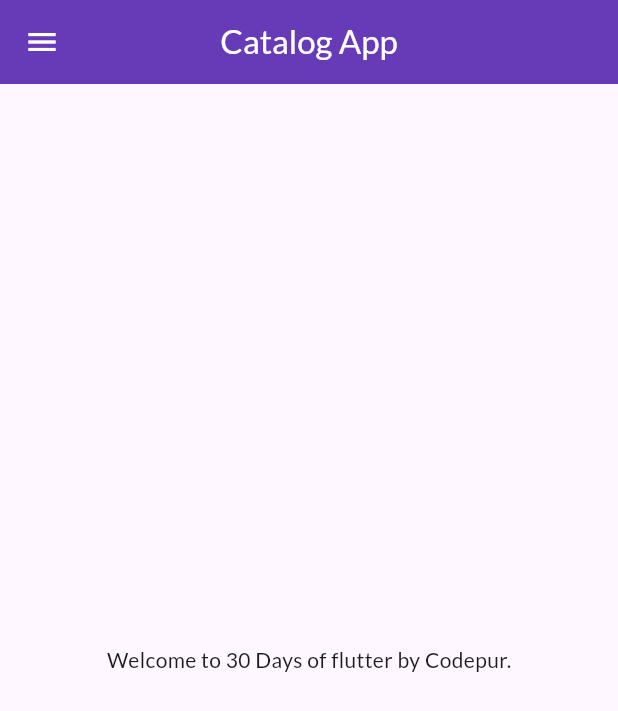
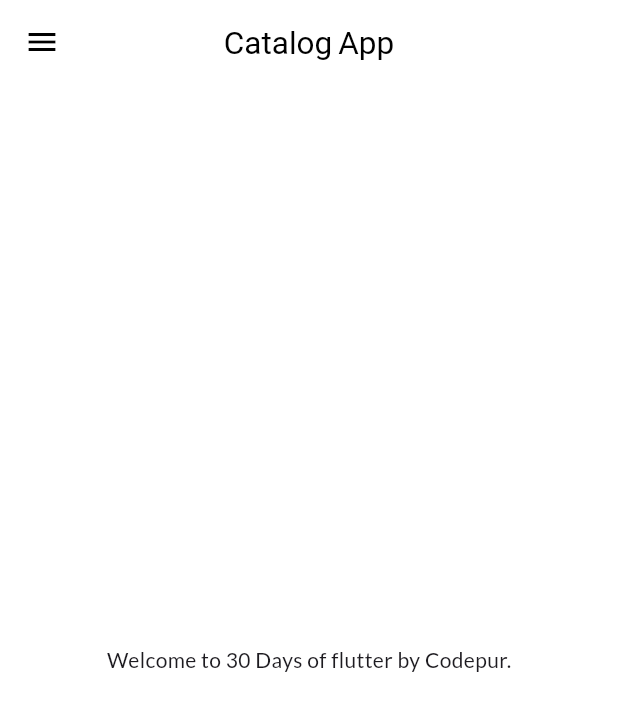
Before and after one commit to Sami0402/30DaysOfFlutter, a Flutter app: the screen it shows after launch, on a phone screen of 412 x 824 dp. Shown: the top 711 px of the screen. Run offline on Flutter 3.47's test engine with Material 3 defaults, Android fonts, the phone set to English and light mode, and no system bars; our stand-ins replace google_fonts.

Commit message:
Theme extracted

```diff
--- a/lib/main.dart
+++ b/lib/main.dart
@@ -1,7 +1,7 @@
 import 'package:flutter/material.dart';
 import 'package:flutter_demo/pages/login_page.dart';
 import 'package:flutter_demo/utils/routes.dart';
-import 'package:google_fonts/google_fonts.dart';
+import 'package:flutter_demo/widgets/theme.dart';
 import 'pages/home_page.dart';
 
 void main() {
@@ -13,13 +13,8 @@ class MyApp extends StatelessWidget {
   Widget build(BuildContext context) {
     return MaterialApp(
       themeMode: ThemeMode.light,
-      theme: ThemeData(
-        primaryColor: Colors.deepPurple,
-        fontFamily: GoogleFonts.lato().fontFamily,
-      ),
-      darkTheme: ThemeData(
-        brightness: Brightness.dark,
-      ),
+      theme: MyTheme.lightTheme(context),
+      darkTheme: MyTheme.darkTheme(context),
       debugShowCheckedModeBanner: false,
       initialRoute: MyRoutes.homePage,
       routes: {
--- a/lib/pages/home_page.dart
+++ b/lib/pages/home_page.dart
@@ -1,6 +1,5 @@
 import 'package:flutter/material.dart';
 import 'package:flutter_demo/widgets/drawer.dart';
-
 
 class HomePage extends StatelessWidget {
   @override
@@ -10,11 +9,8 @@ class HomePage extends StatelessWidget {
     return Scaffold(
       appBar: AppBar(
         centerTitle: true,
-        iconTheme: IconThemeData(color: Colors.white),
-        backgroundColor: Colors.deepPurple,
         title: Text(
           "Catalog App",
-          style: TextStyle(color: Colors.white),
         ),
       ),
       body: Center(
--- /dev/null
+++ b/lib/widgets/theme.dart
@@ -0,0 +1,21 @@
+import 'package:google_fonts/google_fonts.dart';
+import 'package:flutter/material.dart';
+
+class MyTheme {
+  static ThemeData lightTheme(BuildContext context) => ThemeData(
+        primarySwatch: Colors.deepPurple,
+        fontFamily: GoogleFonts.lato().fontFamily,
+        appBarTheme: AppBarTheme(
+            color: Colors.white,
+            iconTheme: IconThemeData(color: Colors.black),
+            titleTextStyle: TextStyle(
+              color: Colors.black,
+              fontSize: 21,
+            )),
+        scaffoldBackgroundColor: Colors.white,
+      );
+
+  static ThemeData darkTheme(BuildContext context) => ThemeData(
+      brightness: Brightness.dark,
+      );
+}
```
